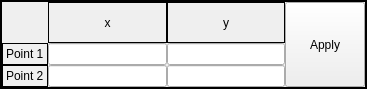
Before: the Qt Designer form lineinfo.ui in giahuyng98/computer-graphics, drawn with Qt 5.
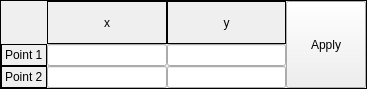
After: the same form once the commit is applied.

The edit to the form file:
```diff
--- a/lineinfo.ui
+++ b/lineinfo.ui
@@ -35,7 +35,7 @@
    <enum>QFrame::Box</enum>
   </property>
   <property name="lineWidth">
-   <number>2</number>
+   <number>1</number>
   </property>
   <layout class="QHBoxLayout" name="horizontalLayout">
    <property name="spacing">
```
